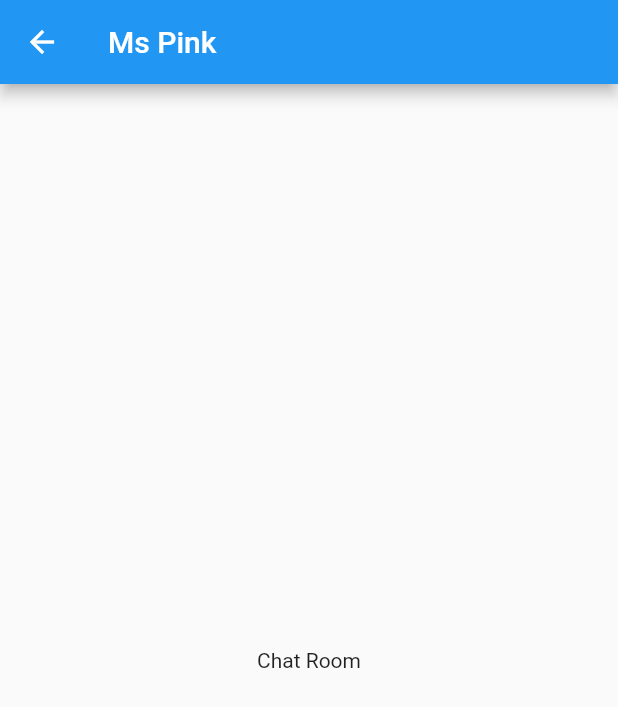
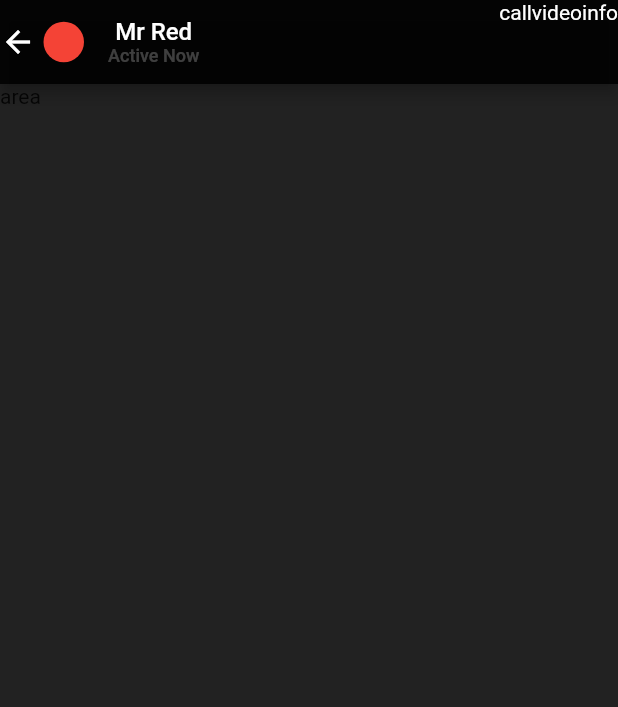
Before and after one commit to Trend74X/facebook-Messenger-Clone, a Flutter app: the ChatRoom screen opened directly, on a phone screen of 412 x 824 dp. Shown: the top 707 px of the screen. Run offline on Flutter 3.47's test engine with Material 2 defaults, Android fonts, the phone set to English and light mode, and no system bars; our stand-ins replace get, image_picker, sticky_headers.

Commit message:
[Commit]

```diff
--- a/lib/src/views/ChatRoom.dart
+++ b/lib/src/views/ChatRoom.dart
@@ -10,11 +10,51 @@ class ChatRoom extends StatefulWidget {
 class _ChatRoomState extends State<ChatRoom> {
   @override
   Widget build(BuildContext context) {
-    return Scaffold(
-      appBar: AppBar(
-        title: Text('Ms Pink'),
-      ),
-      body: Center(child: Text('Chat Room')),
-    );
+      return Scaffold(
+        backgroundColor: Colors.black87,
+        appBar: AppBar(
+          backgroundColor: Colors.black87,
+          leading: Row(
+            children: [
+              Icon(Icons.arrow_back),
+              SizedBox(width: 5.0,),
+              Flexible(
+                child: CircleAvatar(
+                  backgroundColor: Colors.red,
+                ),
+              )
+            ],
+          ),
+          title: Column(
+            children: [
+              Text(
+                'Mr Red',
+                style: TextStyle(
+                  color: Colors.white,
+                  fontSize: 16.0
+                ),
+              ),
+              Text(
+                'Active Now',
+                style: TextStyle(
+                  color: Colors.white24,
+                  fontSize: 12.0
+                ),
+              )
+            ],
+          ),
+          actions: [
+            Text('call'),
+            Text('video'),
+            Text('info')
+          ],
+        ),
+        body: SingleChildScrollView(
+          child: SafeArea(
+            child: Text('area')
+          ),
+        ),
+      );
   }
+
 }
--- a/lib/src/views/HomePage.dart
+++ b/lib/src/views/HomePage.dart
@@ -1,6 +1,7 @@
 import 'package:flutter/material.dart';
 import 'package:get/get.dart';
 import 'package:image_picker/image_picker.dart';
+import 'package:messenger/src/views/ChatRoom.dart';
 import 'package:messenger/src/views/NewMessage.dart';
 import 'package:messenger/src/views/ProfilePage.dart';
 import 'package:messenger/src/views/SearchPage.dart';
@@ -23,14 +24,14 @@ class _HomePageState extends State<HomePage> {
           color: Colors.black87,
           child: Padding(
             padding: const EdgeInsets.all(15.0),
-            child: topContainer(),
+            child: homepagelayout(),
           ),
         ),
       ),
     );
   }
 
-  topContainer(){
+  homepagelayout(){
     return StickyHeader(
       header: Container(
         color: Colors.black87,
@@ -235,6 +236,7 @@ class _HomePageState extends State<HomePage> {
           title: Text('Mr Red', style: TextStyle(color: Colors.white, fontWeight: FontWeight.bold)),
           subtitle: Text('Hello', style: TextStyle(color: Colors.white, fontWeight: FontWeight.bold)),
           trailing: Icon(Icons.notifications_off, color: Colors.white24, size: 15.0),
+          onTap: () => Get.to(() => ChatRoom()),
         ),
         ListTile(
           leading: CircleAvatar(
```
